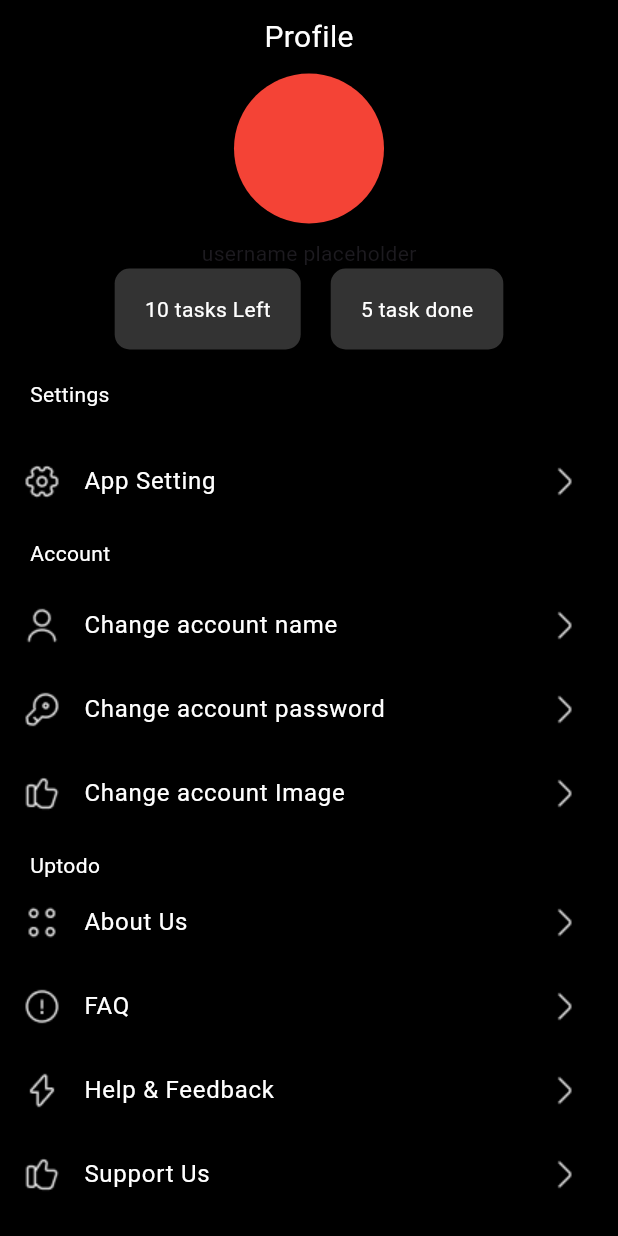
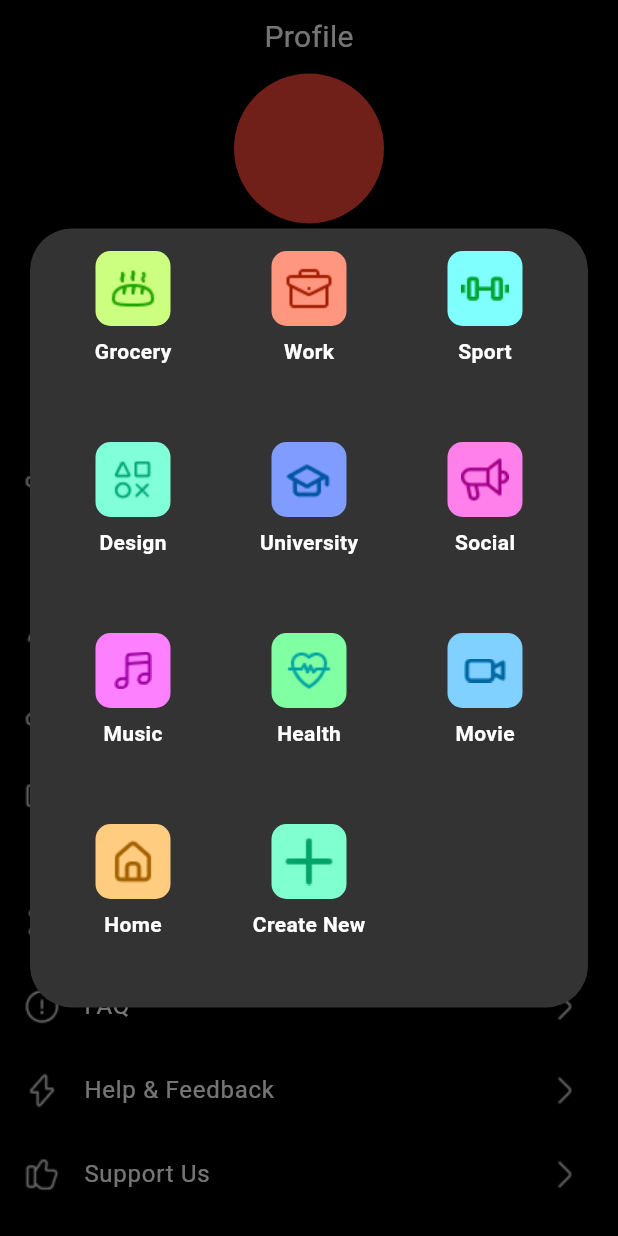
Before and after one commit to Osinmen/todolist, a Flutter app: the UserProfile screen opened directly, after a tap on "App Setting", on a phone screen of 412 x 824 dp. Run offline on Flutter 3.47's test engine with Material 3 defaults, Android fonts, the phone set to English and light mode, and no system bars; our stand-ins replace cloud_firestore, firebase_auth, firebase_core, image_picker, smooth_page_indicator; accounts and stored records are empty.

Commit message:
still coding like an animal

```diff
--- a/lib/custom_classes/category_class/category_class.dart
+++ b/lib/custom_classes/category_class/category_class.dart
@@ -1,91 +1,63 @@
 import 'package:flutter/material.dart';
+import 'package:provider/provider.dart';
+import 'package:todolist/extensions/sized_box_extensions.dart';
 import 'package:todolist/gen/assets.gen.dart';
 import 'package:todolist/models/category_model.dart';
+import 'package:todolist/providers/category_provider.dart';
+import 'package:todolist/themes/colors.dart';
 
 class CategoryClass {
-  static Future<void> catergoryClass(BuildContext context) async {
-    List<CategoryModel> categories = [
-      CategoryModel(
-        name: 'Grocery',
-        iconPath: Assets.category.grocery.path,
-        categoryColor: const Color(0xFFCCFF80),
-      ),
-      CategoryModel(
-        name: 'Work',
-        iconPath: '', // You'll fill this
-        categoryColor: const Color(0xFFFF9680),
-      ),
-      CategoryModel(
-        name: 'Sport',
-        iconPath: '', // You'll fill this
-        categoryColor: const Color(0xFF80FFFF),
-      ),
-      CategoryModel(
-        name: 'Design',
-        iconPath: '', // You'll fill this
-        categoryColor: const Color(0xFF80FFD9),
-      ),
-      CategoryModel(
-        name: 'University',
-        iconPath: '', // You'll fill this
-        categoryColor: const Color(0xFF809CFF),
-      ),
-      CategoryModel(
-        name: 'Social',
-        iconPath: '', // You'll fill this
-        categoryColor: const Color(0xFFFF80EB),
-      ),
-      CategoryModel(
-        name: 'Music',
-        iconPath: '', // You'll fill this
-        categoryColor: const Color(0xFFFC80FF),
-      ),
-      CategoryModel(
-        name: 'Health',
-        iconPath: '', // You'll fill this
-        categoryColor: const Color(0xFF80FFA3),
-      ),
-      CategoryModel(
-        name: 'Movie',
-        iconPath: '', // You'll fill this
-        categoryColor: const Color(0xFF80D1FF),
-      ),
-      CategoryModel(
-        name: 'Home',
-        iconPath: '', // You'll fill this
-        categoryColor: const Color(0xFFFFCC80),
-      ),
-      CategoryModel(
-        name: 'Create New',
-        iconPath: '', // You'll fill this
-        categoryColor: const Color(0xFF80FFD1),
-      ),
-    ];
+  static Future<void> opencatergoryClass(BuildContext context) async {
     await showDialog(
       context: context,
       builder: (context) {
         return Dialog(
+          backgroundColor: AppColors.textPrimary,
           insetPadding: const EdgeInsets.all(20),
           child: Padding(
             padding: const EdgeInsets.all(15),
-            child: IntrinsicHeight(
+            child: Consumer<CategoryProvider>(
+              builder: (context, value, child) {
+                return GestureDetector(
                   child: GridView.builder(
-                itemCount: categories.length,
+                    shrinkWrap: true,
+                    itemCount: value.categories.length,
                     gridDelegate: SliverGridDelegateWithFixedCrossAxisCount(
+                      crossAxisSpacing: 10,
                       crossAxisCount: 3,
+                      mainAxisSpacing: 20,
                     ),
                     itemBuilder: (context, index) {
-                  final category = categories[index];
-                  return Container(
-                    height: 60,
+                      return SizedBox(
+                        child: Column(
+                          children: [
+                            Container(
+
+                              height: 50,
+                              width: 50,
+                              decoration: BoxDecoration(
+                                borderRadius: BorderRadius.circular(10),
+                                color: value.categories[index].categoryColor,
+                              ),
+                              child: Image.asset(
+                                height: 70,
                                 width: 60,
-                    decoration: BoxDecoration(color: category.categoryColor),
-                    child: Center(
-                      child: Image.asset(category.iconPath.toString()),
+                                value.categories[index].iconPath.toString(),
+                              ),
+                            ),
+                            7.height,
+                            Text(value.categories[index].name.toString(), style: TextStyle(
+                              color: Colors.white,
+                              fontWeight: FontWeight.bold
+
+                            ),)
+                          ],
                         ),
                       );
                     },
                   ),
+                );
+              },
             ),
           ),
         );
--- a/lib/main.dart
+++ b/lib/main.dart
@@ -1,12 +1,15 @@
 import 'package:firebase_core/firebase_core.dart';
 import 'package:flutter/material.dart';
 import 'package:provider/provider.dart';
+import 'package:todolist/custom_classes/category_class/category_class.dart';
 import 'package:todolist/firebase_options.dart';
+import 'package:todolist/pages/add_category_screen.dart';
 import 'package:todolist/pages/authentication/loginScreen.dart';
 import 'package:todolist/pages/authentication/signupScreen.dart';
 import 'package:todolist/pages/initialPages/onboarding.dart';
 import 'package:todolist/pages/taskPages/task_page.dart';
 import 'package:todolist/pages/user_profile/user_profile.dart';
+import 'package:todolist/providers/category_provider.dart';
 import 'package:todolist/providers/task_provider.dart';
 import 'package:todolist/test.dart';
 import 'package:firebase_auth/firebase_auth.dart';
@@ -24,6 +27,9 @@ void main() async {
             return TaskProvider();
           },
         ),
+        ChangeNotifierProvider(create: (_) {
+          return CategoryProvider();
+        })
       ],
       child: const MyApp(),
     ),
@@ -42,7 +48,7 @@ class MyApp extends StatelessWidget {
       theme: ThemeData(
         colorScheme: ColorScheme.fromSeed(seedColor: Colors.deepPurple),
       ),
-      home: const UserProfile()
+      home: const AddCategoryScreen()
     );
   }
 }
--- a/lib/pages/user_profile/user_profile.dart
+++ b/lib/pages/user_profile/user_profile.dart
@@ -1,5 +1,6 @@
 import 'package:firebase_auth/firebase_auth.dart';
 import 'package:flutter/material.dart';
+import 'package:todolist/custom_classes/category_class/category_class.dart';
 import 'package:todolist/custom_classes/change_account_name/changeAccountName.dart';
 import 'package:todolist/extensions/sized_box_extensions.dart';
 import 'package:todolist/gen/assets.gen.dart';
@@ -28,7 +29,10 @@ class _UserProfileState extends State<UserProfile> {
             crossAxisAlignment: CrossAxisAlignment.center,
             children: [
               10.height,
-              Text("Profile", style: TextStyle(color: Colors.white, fontSize: 20),),
+              Text(
+                "Profile",
+                style: TextStyle(color: Colors.white, fontSize: 20),
+              ),
               10.height,
               CircleAvatar(backgroundColor: Colors.red, radius: 50),
               10.height,
@@ -44,31 +48,37 @@ class _UserProfileState extends State<UserProfile> {
               20.height,
               Padding(
                 padding: const EdgeInsets.only(left: 20),
-                child: Align(alignment: Alignment.centerLeft,
-                  child: Text("Settings", style: TextStyle(color: Colors.white))),
+                child: Align(
+                  alignment: Alignment.centerLeft,
+                  child: Text(
+                    "Settings",
+                    style: TextStyle(color: Colors.white),
+                  ),
+                ),
               ),
               20.height,
               CustomListTile(
                 onTap: () {
                   //todo implement functionality
+                  CategoryClass.opencatergoryClass(context);
                 },
                 title: "App Setting",
                 leading: Assets.icons.setting2.path,
-
               ),
               Padding(
                 padding: const EdgeInsets.only(left: 20, top: 10, bottom: 10),
-                child: Align(alignment: Alignment.centerLeft,
-                  child: Text("Account", style: TextStyle(color: Colors.white))),
+                child: Align(
+                  alignment: Alignment.centerLeft,
+                  child: Text("Account", style: TextStyle(color: Colors.white)),
+                ),
               ),
 
               CustomListTile(
                 title: "Change account name",
                 leading: Assets.icons.user.path,
-               onTap: () async{
+                onTap: () async {
                   await Changeaccountname.changeAccountName(context);
                 },
-
               ),
 
               CustomListTile(
@@ -85,7 +95,6 @@ class _UserProfileState extends State<UserProfile> {
                 },
                 title: "Change account password",
                 leading: Assets.icons.key.path,
-
               ),
               CustomListTile(
                 title: "Change account Image",
@@ -97,17 +106,37 @@ class _UserProfileState extends State<UserProfile> {
                 padding: const EdgeInsets.only(left: 20),
                 child: Align(
                   alignment: Alignment.centerLeft,
-                  child: Text("Uptodo", style: TextStyle(color: Colors.white))),
+                  child: Text("Uptodo", style: TextStyle(color: Colors.white)),
                 ),
-              CustomListTile(title: "About Us", leading: Assets.icons.menu.path, onTap: () {},),
-              CustomListTile(title: "FAQ", leading: Assets.icons.infoCircle.path,  onTap: () {}),
-              CustomListTile(title: "Help & Feedback", leading: Assets.icons.flash.path,  onTap: () {}),
-              CustomListTile(title: "Support Us", leading: Assets.icons.like.path,  onTap: () {
-
-              }),
-              CustomListTile(title: "Log out", leading: Assets.icons.logout.path,  onTap: () async{
+              ),
+              CustomListTile(
+                title: "About Us",
+                leading: Assets.icons.menu.path,
+                onTap: () {},
+              ),
+              CustomListTile(
+                title: "FAQ",
+                leading: Assets.icons.infoCircle.path,
+                onTap: () {},
+              ),
+              CustomListTile(
+                title: "Help & Feedback",
+                leading: Assets.icons.flash.path,
+                onTap: () {},
+              ),
+              CustomListTile(
+                title: "Support Us",
+                leading: Assets.icons.like.path,
+                onTap: () {},
+              ),
+              CustomListTile(
+                title: "Log out",
+                leading: Assets.icons.logout.path,
+                onTap: () async {
                   await FirebaseAuth.instance.signOut();
-              }, showTrailing: false,)
+                },
+                showTrailing: false,
+              ),
             ],
           ),
         ),
--- /dev/null
+++ b/lib/providers/category_provider.dart
@@ -0,0 +1,74 @@
+import 'package:flutter/material.dart';
+import 'package:provider/provider.dart';
+import 'package:todolist/gen/assets.gen.dart';
+import 'package:todolist/models/category_model.dart';
+
+class CategoryProvider extends ChangeNotifier{
+final List<CategoryModel> _categories = [
+      CategoryModel(
+        name: 'Grocery',
+        iconPath: Assets.category.grocery.path,
+        categoryColor: const Color(0xFFCCFF80),
+      ),
+      CategoryModel(
+        name: 'Work',
+        iconPath: Assets.category.work.path, // You'll fill this
+        categoryColor: const Color(0xFFFF9680),
+      ),
+      CategoryModel(
+        name: 'Sport',
+        iconPath: Assets.category.sport.path, // You'll fill this
+        categoryColor: const Color(0xFF80FFFF),
+      ),
+      CategoryModel(
+        name: 'Design',
+        iconPath: Assets.category.design.path, // You'll fill this
+        categoryColor: const Color(0xFF80FFD9),
+      ),
+      CategoryModel(
+        name: 'University',
+        iconPath: Assets.category.university.path, // You'll fill this
+        categoryColor: const Color(0xFF809CFF),
+      ),
+      CategoryModel(
+        name: 'Social',
+        iconPath: Assets.category.social.path, // You'll fill this
+        categoryColor: const Color(0xFFFF80EB),
+      ),
+      CategoryModel(
+        name: 'Music',
+        iconPath: Assets.category.music.path, // You'll fill this
+        categoryColor: const Color(0xFFFC80FF),
+      ),
+      CategoryModel(
+        name: 'Health',
+        iconPath: Assets.category.health.path, // You'll fill this
+        categoryColor: const Color(0xFF80FFA3),
+      ),
+      CategoryModel(
+        name: 'Movie',
+        iconPath: Assets.category.movie.path, // You'll fill this
+        categoryColor: const Color(0xFF80D1FF),
+      ),
+      CategoryModel(
+        name: 'Home',
+        iconPath: Assets.category.home.path, // You'll fill this
+        categoryColor: const Color(0xFFFFCC80),
+      ),
+      CategoryModel(
+        name: 'Create New',
+        iconPath: Assets.category.addTask.path, // You'll fill this
+        categoryColor: const Color(0xFF80FFD1),
+      ),
+    ];
+
+  //this is the getter that will be available outside the class
+
+    List<CategoryModel> get categories => _categories;
+
+    void add(CategoryModel categoryBox) {
+      _categories.add(categoryBox);
+      notifyListeners();
+    }
+
+}
--- a/lib/providers/task_provider.dart
+++ b/lib/providers/task_provider.dart
@@ -1,5 +1,5 @@
 import 'package:flutter/material.dart';
-import 'package:todolist/providers/task_model.dart';
+import 'package:todolist/models/task_model.dart';
 
 class TaskProvider extends ChangeNotifier {
   //implement provider task management here
```
Also changed, not shown: lib/pages/add_category_screen.dart (added, +46 -0 lines), lib/pages/taskPages/task_page.dart (+17 -45 lines), lib/widgets/category_screen_widgets/category_textfield.dart (added, +30 -0 lines), lib/models/task_model.dart (renamed from lib/providers/task_model.dart). Lines whose indentation alone changed are shown as unchanged.
